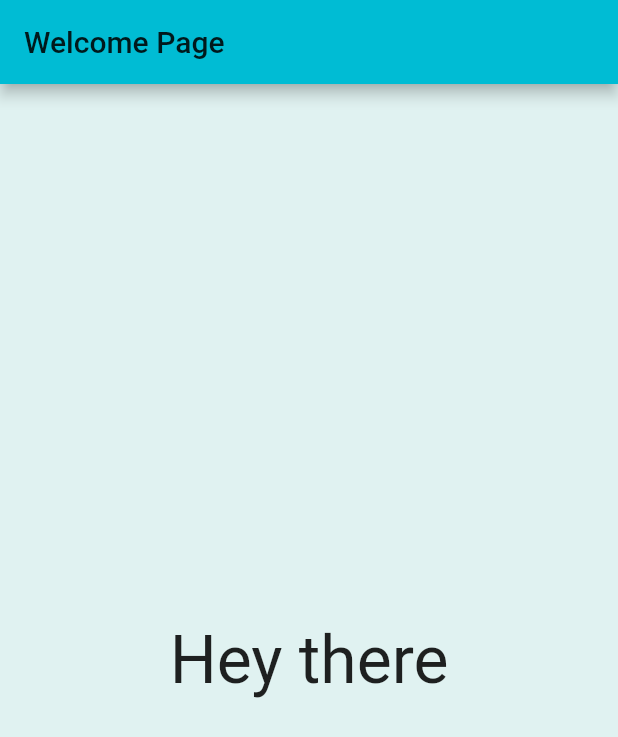
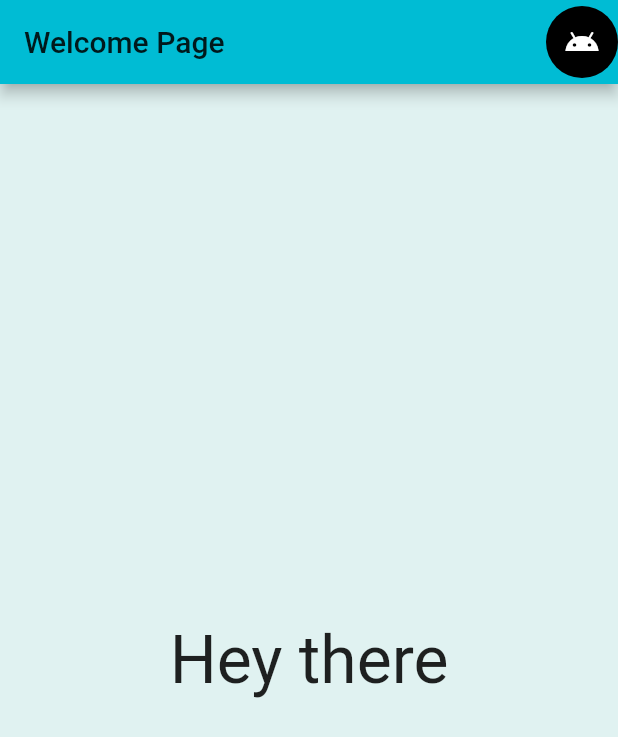
Before and after one commit to ViktoriaLi/Hey_there_flutter, a Flutter app: the screen it shows after launch, on a phone screen of 412 x 824 dp. Shown: the top 737 px of the screen. Run offline on Flutter 3.47's test engine with Material 2 defaults, Android fonts, the phone set to English and light mode, and no system bars.

Commit message:
Add about page

```diff
--- a/lib/main.dart
+++ b/lib/main.dart
@@ -1,5 +1,7 @@
 import 'package:flutter/material.dart';
 import 'dart:math' as math;
+
+import 'CVPage.dart';
 
 void main() {
   runApp(HeyThereApp());
@@ -30,7 +32,7 @@ class HeyTherePage extends StatefulWidget {
 
 class HeyTherePageState extends State<HeyTherePage> {
   int _counter = 0;
-  String _greeting = "Hey there";
+  String greeting = "Hey there";
   var color = Colors.teal[50];
   void _incrementCounter() {
     setState(() {
@@ -39,42 +41,55 @@ class HeyTherePageState extends State<HeyTherePage> {
     });
   }
 
+  void _openCV() {
+    Navigator.push(
+      context,
+      MaterialPageRoute(builder: (context) => CVPage()),
+    );
+  }
+
   @override
   Widget build(BuildContext context) {
     return Scaffold(
       appBar: AppBar(
         title: Text(widget.title),
+        actions: [
+          Ink(
+            decoration: const ShapeDecoration(
+              color: Colors.black,
+              shape: CircleBorder(),
+            ),
+            child: IconButton(
+              icon: Icon(Icons.android),
+              color: Colors.white,
+              onPressed: _openCV,
+            ),
+          ),
+        ],
       ),
-      body: _Content(_greeting),
+      body: _Content(),
     );
   }
 
-  Widget _Content(String greeting) {
+  Widget _Content() {
     return GestureDetector(
       onTap: () {
         setState(() {
           print('MyButton was tapped!');
-          color = Colors
-              .primaries[math.Random().nextInt(Colors.primaries.length)];
+          color =
+              Colors.primaries[math.Random().nextInt(Colors.primaries.length)];
           //_incrementCounter();
         });
       },
-      child: buildContainer(greeting),
+      child: buildContainer(),
     );
   }
 
-  Container buildContainer(String greeting) {
-    //var color; //= Colors.primaries[math.Random().nextInt(Colors.primaries.length)].withOpacity(0.5);
-    //Color((math.Random().nextDouble() * 0xFFFFFF).toInt()).withOpacity(1.0);
-    /*_counter == 0
-        ? color = Colors.teal[50]
-        : color = Colors
-            .primaries[math.Random().nextInt(Colors.primaries.length)]
-            .withOpacity(0.5);*/
-    return buildContainerWithColor(greeting);
+  Container buildContainer() {
+    return buildContainerWithColor();
   }
 
-  Container buildContainerWithColor(String greeting) {
+  Container buildContainerWithColor() {
     return Container(
       color: color,
       width: double.infinity,
--- a/pubspec.yaml
+++ b/pubspec.yaml
@@ -28,6 +28,7 @@ dependencies:
   # The following adds the Cupertino Icons font to your application.
   # Use with the CupertinoIcons class for iOS style icons.
   cupertino_icons: ^0.1.3
+  url_launcher: '5.4.0'
 
 dev_dependencies:
   flutter_test:
@@ -45,9 +46,8 @@ flutter:
   uses-material-design: true
 
   # To add assets to your application, add an assets section, like this:
-  # assets:
-  #   - images/a_dot_burr.jpeg
-  #   - images/a_dot_ham.jpeg
+  assets:
+    - images/
 
   # An image asset can refer to one or more resolution-specific "variants", see
   # https://flutter.dev/assets-and-images/#resolution-aware.
```
Also changed, not shown: lib/CVPage.dart (added, +149 -0 lines), images/github_icon.png (added), images/linkedin_icon.png (added), images/myPhoto.jpg (added), pubspec.lock, 44 other files.
